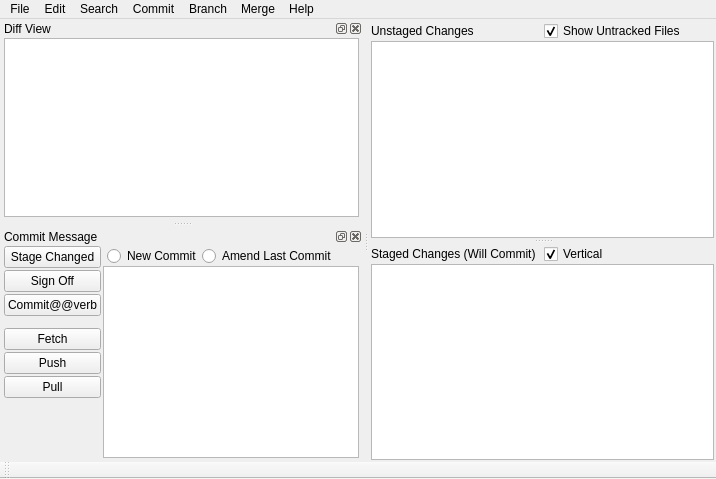
davvid/git-cola-debian, file ui/main.ui: the form before one commit.
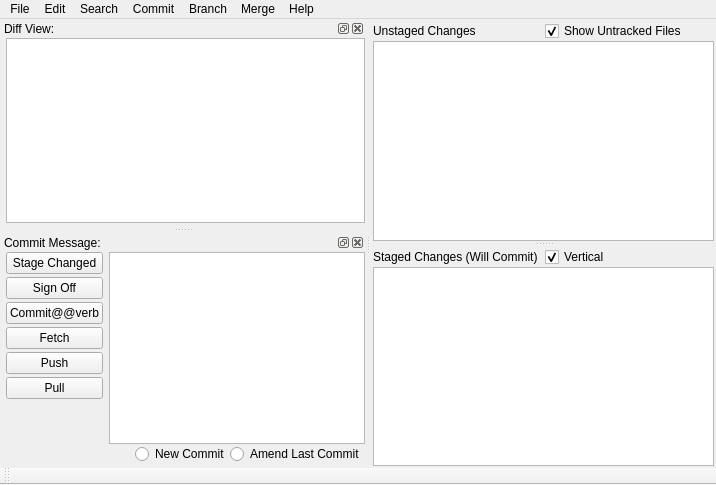
The form after the commit.

```diff
--- a/ui/main.ui
+++ b/ui/main.ui
@@ -7,7 +7,7 @@
     <x>0</x>
     <y>0</y>
     <width>716</width>
-    <height>479</height>
+    <height>485</height>
    </rect>
   </property>
   <property name="dockOptions" >
@@ -16,10 +16,10 @@
   <widget class="QWidget" name="centralwidget" >
    <property name="geometry" >
     <rect>
-     <x>361</x>
+     <x>363</x>
      <y>26</y>
-     <width>355</width>
-     <height>438</height>
+     <width>353</width>
+     <height>444</height>
     </rect>
    </property>
    <property name="sizePolicy" >
@@ -314,8 +314,8 @@
     <rect>
      <x>0</x>
      <y>26</y>
-     <width>355</width>
-     <height>188</height>
+     <width>357</width>
+     <height>200</height>
     </rect>
    </property>
    <property name="sizePolicy" >
@@ -334,7 +334,7 @@
     <bool>false</bool>
    </property>
    <property name="windowTitle" >
-    <string>Diff View</string>
+    <string>Diff View:</string>
    </property>
    <attribute name="dockWidgetArea" >
     <number>1</number>
@@ -344,8 +344,8 @@
      <rect>
       <x>0</x>
       <y>20</y>
-      <width>355</width>
-      <height>168</height>
+      <width>357</width>
+      <height>180</height>
      </rect>
     </property>
     <layout class="QHBoxLayout" >
@@ -356,13 +356,13 @@
       <enum>QLayout::SetNoConstraint</enum>
      </property>
      <property name="leftMargin" >
-      <number>4</number>
+      <number>6</number>
      </property>
      <property name="topMargin" >
       <number>0</number>
      </property>
      <property name="rightMargin" >
-      <number>4</number>
+      <number>0</number>
      </property>
      <property name="bottomMargin" >
       <number>4</number>
@@ -432,9 +432,9 @@
    <property name="geometry" >
     <rect>
      <x>0</x>
-     <y>220</y>
-     <width>355</width>
-     <height>244</height>
+     <y>232</y>
+     <width>357</width>
+     <height>238</height>
     </rect>
    </property>
    <property name="sizePolicy" >
@@ -447,7 +447,7 @@
     <bool>false</bool>
    </property>
    <property name="windowTitle" >
-    <string>Commit Message</string>
+    <string>Commit Message:</string>
    </property>
    <attribute name="dockWidgetArea" >
     <number>1</number>
@@ -457,8 +457,8 @@
      <rect>
       <x>0</x>
       <y>20</y>
-      <width>355</width>
-      <height>224</height>
+      <width>357</width>
+      <height>218</height>
      </rect>
     </property>
     <property name="sizePolicy" >
@@ -475,13 +475,13 @@
       <enum>QLayout::SetNoConstraint</enum>
      </property>
      <property name="leftMargin" >
-      <number>4</number>
+      <number>6</number>
      </property>
      <property name="topMargin" >
       <number>0</number>
      </property>
      <property name="rightMargin" >
-      <number>4</number>
+      <number>0</number>
      </property>
      <property name="bottomMargin" >
       <number>4</number>
@@ -502,7 +502,7 @@
        </property>
        <layout class="QHBoxLayout" >
         <property name="spacing" >
-         <number>2</number>
+         <number>6</number>
         </property>
         <property name="margin" >
          <number>0</number>
@@ -522,6 +522,9 @@
            </size>
           </property>
           <layout class="QVBoxLayout" >
+           <property name="spacing" >
+            <number>3</number>
+           </property>
            <property name="sizeConstraint" >
             <enum>QLayout::SetNoConstraint</enum>
            </property>
@@ -588,22 +591,6 @@
              </property>
             </widget>
            </item>
-           <item>
-            <spacer>
-             <property name="orientation" >
-              <enum>Qt::Vertical</enum>
-             </property>
-             <property name="sizeType" >
-              <enum>QSizePolicy::Minimum</enum>
-             </property>
-             <property name="sizeHint" stdset="0" >
-              <size>
-               <width>20</width>
-               <height>10</height>
-              </size>
-             </property>
-            </spacer>
-           </item>
            <item>
             <widget class="QPushButton" name="fetch_button" >
              <property name="sizePolicy" >
@@ -708,6 +695,22 @@
            <property name="margin" >
             <number>0</number>
            </property>
+           <item>
+            <widget class="QTextEdit" name="commitmsg" >
+             <property name="sizePolicy" >
+              <sizepolicy vsizetype="MinimumExpanding" hsizetype="Minimum" >
+               <horstretch>0</horstretch>
+               <verstretch>0</verstretch>
+              </sizepolicy>
+             </property>
+             <property name="lineWrapMode" >
+              <enum>QTextEdit::NoWrap</enum>
+             </property>
+             <property name="acceptRichText" >
+              <bool>false</bool>
+             </property>
+            </widget>
+           </item>
            <item>
             <layout class="QHBoxLayout" >
              <property name="spacing" >
@@ -716,20 +719,6 @@
              <property name="leftMargin" >
               <number>4</number>
              </property>
-             <item>
-              <widget class="QRadioButton" name="new_commit_radio" >
-               <property name="text" >
-                <string>New Commit</string>
-               </property>
-              </widget>
-             </item>
-             <item>
-              <widget class="QRadioButton" name="amend_radio" >
-               <property name="text" >
-                <string>Amend Last Commit</string>
-               </property>
-              </widget>
-             </item>
              <item>
               <spacer>
                <property name="orientation" >
@@ -746,24 +735,22 @@
                </property>
               </spacer>
              </item>
+             <item>
+              <widget class="QRadioButton" name="new_commit_radio" >
+               <property name="text" >
+                <string>New Commit</string>
+               </property>
+              </widget>
+             </item>
+             <item>
+              <widget class="QRadioButton" name="amend_radio" >
+               <property name="text" >
+                <string>Amend Last Commit</string>
+               </property>
+              </widget>
+             </item>
             </layout>
            </item>
-           <item>
-            <widget class="QTextEdit" name="commitmsg" >
-             <property name="sizePolicy" >
-              <sizepolicy vsizetype="MinimumExpanding" hsizetype="Minimum" >
-               <horstretch>0</horstretch>
-               <verstretch>0</verstretch>
-              </sizepolicy>
-             </property>
-             <property name="lineWrapMode" >
-              <enum>QTextEdit::NoWrap</enum>
-             </property>
-             <property name="acceptRichText" >
-              <bool>false</bool>
-             </property>
-            </widget>
-           </item>
           </layout>
          </widget>
         </item>
@@ -780,7 +767,7 @@
    <property name="geometry" >
     <rect>
      <x>0</x>
-     <y>464</y>
+     <y>470</y>
      <width>716</width>
      <height>15</height>
     </rect>
```
Left out of the diff: 112 changed lines with no effect on the pictures.
